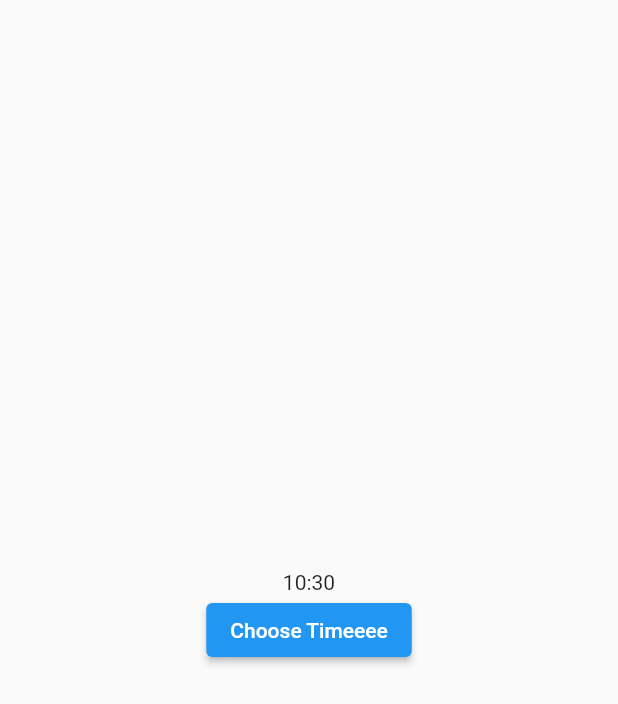
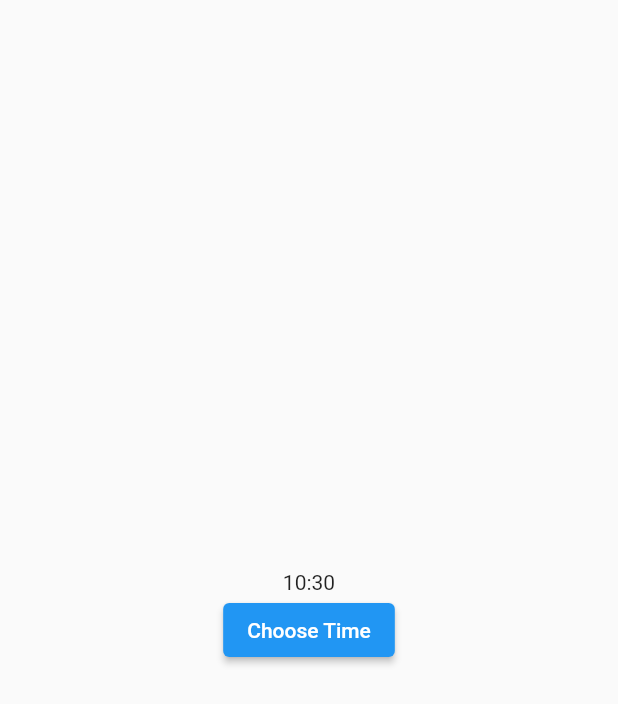
Before and after one commit to zalkary4/flutter_widgets_collections_02, a Flutter app: the TimePickerWidget01 widget shown alone on an empty page, opened directly, on a phone screen of 412 x 824 dp. Shown: the top 704 px of the screen. Run offline on Flutter 3.47's test engine with Material 2 defaults, Android fonts, the phone set to English and light mode, and no system bars; network calls fail; key blocks and very long unbroken strings in the code were emptied for the run.

Commit message:
W time picker

```diff
--- a/lib/time_picker_widget01.dart
+++ b/lib/time_picker_widget01.dart
@@ -29,7 +29,7 @@ class _TimePickerWidget01State extends State<TimePickerWidget01> {
                 });
               }
             },
-            child: const Text('Choose Timeeee'),
+            child: const Text('Choose Time'),
           )
         ],
       ),
```
